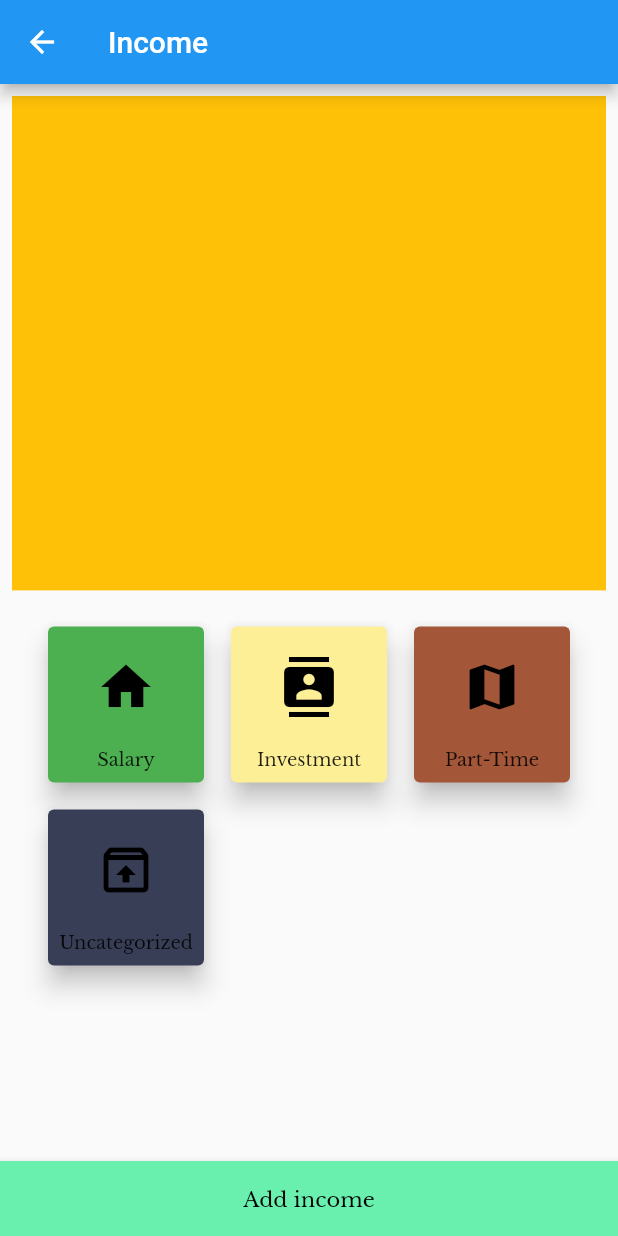
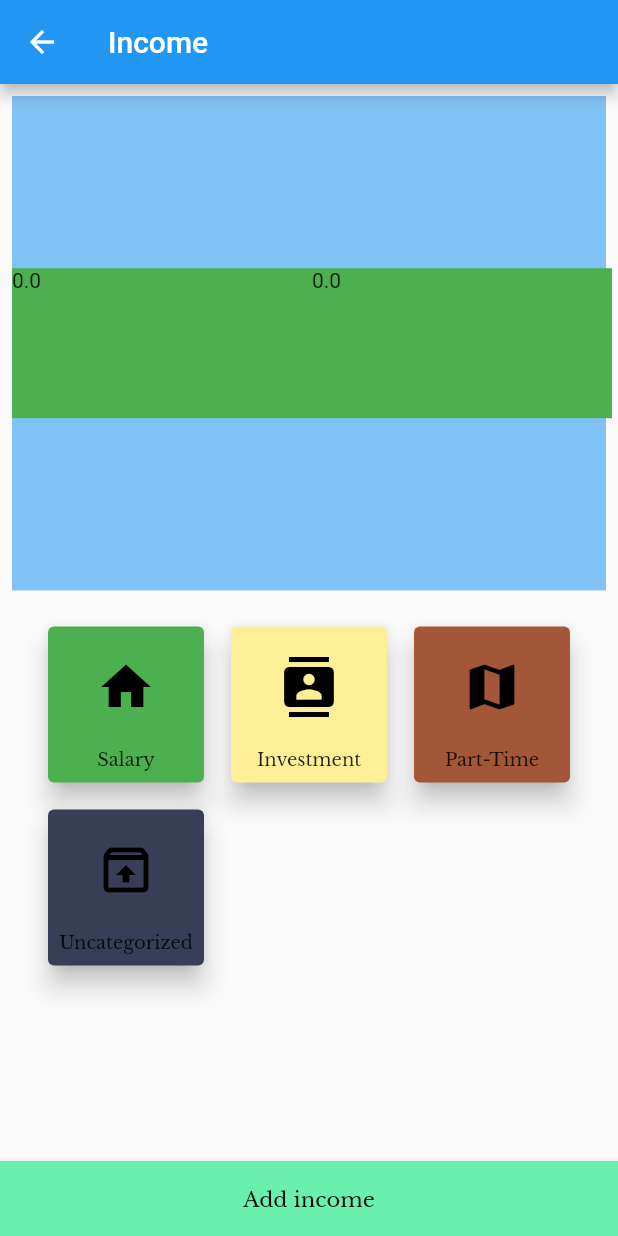
Before and after one commit to louisfbarry/personal_finance, a Flutter app: the Mainpage screen opened by its route, after a tap on "Income >", on a phone screen of 412 x 824 dp. Run offline on Flutter 3.47's test engine with Material 2 defaults, Android fonts, the phone set to English and light mode, and no system bars; our stand-ins replace cloud_firestore, firebase_auth, firebase_core, form_field_validator, pie_chart, shared_preferences; accounts and stored records are empty.

Commit message:
firebase connect

```diff
--- /dev/null
+++ b/lib/api/firebaseservice.dart
@@ -0,0 +1,52 @@
+import 'package:firebase_auth/firebase_auth.dart';
+import 'package:firebase_core/firebase_core.dart';
+import 'package:firebase_auth/firebase_auth.dart';
+import 'package:flutter/material.dart';
+import 'package:cloud_firestore/cloud_firestore.dart';
+
+var firestore = FirebaseFirestore.instance;
+final currentuser = FirebaseAuth.instance.currentUser;
+CollectionReference user = firestore.collection('${currentuser!.email}');
+
+
+class API {
+  Future addCollection() async {
+    user.doc('Income').set({'Created At': DateTime.now()});
+    user.doc('Outcome').set({'Created At': DateTime.now()});
+    user.doc('Saving').set({'Created At': DateTime.now()});
+    // addsubCollection(result.id, 'Income');
+    // addsubCollection(result.id, 'Outcome');
+    // return result.id;
+  }
+
+  incomeadding(String category, double amount) {
+    user.doc('Income').collection(category).add({
+      'category': category,
+      'amount': amount,
+      ' created At': DateTime.now()
+    });
+  }
+}
+
+class Choice {
+  const Choice({required this.title, required this.icon, required this.color});
+  final String title;
+  final IconData icon;
+  final Color color;
+}
+
+List<Choice> choices = <Choice>[
+  const Choice(title: 'Salary', icon: Icons.home, color: Colors.green),
+  const Choice(
+      title: 'Investment',
+      icon: Icons.contacts,
+      color: Color.fromARGB(255, 253, 239, 150)),
+  const Choice(
+      title: 'Part-Time',
+      icon: Icons.map,
+      color: Color.fromARGB(255, 163, 86, 56)),
+  const Choice(
+      title: 'Uncategorized',
+      icon: Icons.unarchive_outlined,
+      color: Color.fromARGB(255, 56, 62, 86)),
+];
--- /dev/null
+++ b/lib/api/math.dart
@@ -0,0 +1,46 @@
+import 'package:cloud_firestore/cloud_firestore.dart';
+import 'package:flutter/cupertino.dart';
+import 'package:flutter/foundation.dart';
+import 'package:flutter/material.dart';
+
+import '../api./firebaseservice.dart';
+
+CollectionReference user = firestore.collection('${currentuser!.email}');
+
+double total = 0;
+List value = [];
+
+categoValue(Stream<QuerySnapshot> _usersStream, String name) {
+  return Container(
+    color: Colors.green,
+    height: 100,
+    width: 200,
+    child: StreamBuilder<QuerySnapshot>(
+      stream: _usersStream,
+      builder:
+          (BuildContext context, AsyncSnapshot<QuerySnapshot> snapshot) {
+        total = 0;
+        value = [];
+        if (snapshot.hasError) {
+          return const Text('Something went wrong');
+        }
+
+        if (snapshot.connectionState == ConnectionState.waiting) {
+          return const Text("Loading");
+        }
+
+        if (snapshot.hasData) {
+          snapshot.data!.docs.map((DocumentSnapshot document) {
+            Map<String, dynamic> data =
+                document.data()! as Map<String, dynamic>;
+            total += data['amount'];
+            value.add(data['amount']);
+            print(total);
+          }).toList();
+        }
+        print(value);
+        return Text('$total');
+      },
+    ),
+  );
+}
--- a/lib/main.dart
+++ b/lib/main.dart
@@ -43,7 +43,7 @@ class MyApp extends StatelessWidget {
         ),
       ),
       debugShowCheckedModeBanner: false,
-      initialRoute: '/main',
+      initialRoute: '/login',
       routes: {
         '/': (context) => const FrontScreen(),
         '/login': (context) => const MyLogInPage(),
@@ -51,7 +51,6 @@ class MyApp extends StatelessWidget {
         '/reset': (context) => const ResetPassword(),
         '/main': (context) => const Mainpage(),
         '/changepassword': (context) => const ChangePw(),
-        '/income': (context) => const IncomePage(),
         '/savingadding': (context) => const AddSaving()
       },
     );
--- a/lib/screens/Income.dart
+++ b/lib/screens/Income.dart
@@ -1,15 +1,42 @@
+import 'package:cloud_firestore/cloud_firestore.dart';
+import 'package:finance/api/math.dart';
+import 'package:finance/screens/incomeDetail.dart';
 import 'package:flutter/material.dart';
 import 'package:flutter/src/foundation/key.dart';
 import 'package:flutter/src/widgets/framework.dart';
 
+import '../api/firebaseservice.dart';
+
 class IncomePage extends StatefulWidget {
-  const IncomePage({Key? key}) : super(key: key);
+  const IncomePage({
+    Key? key,
+  }) : super(key: key);
 
   @override
   State<IncomePage> createState() => _IncomePageState();
 }
 
 class _IncomePageState extends State<IncomePage> {
+  CollectionReference user = firestore.collection('${currentuser!.email}');
+  final Stream<QuerySnapshot> _investStream = firestore
+      .collection('${currentuser!.email}')
+      .doc('Income')
+      .collection('Investment')
+      .snapshots();
+  final Stream<QuerySnapshot> _salaryStream = firestore
+      .collection('${currentuser!.email}')
+      .doc('Income')
+      .collection('Salary')
+      .snapshots();
+
+  double total = 0;
+
+  @override
+  void initState() {
+    // TODO: implement initState
+    super.initState();
+  }
+
   @override
   Widget build(BuildContext context) {
     return Scaffold(
@@ -17,7 +44,14 @@ class _IncomePageState extends State<IncomePage> {
       bottomNavigationBar: BottomAppBar(
           elevation: 5,
           child: InkWell(
-            onTap: () {},
+            onTap: () async {
+              Navigator.push(
+                context,
+                MaterialPageRoute<void>(
+                  builder: (BuildContext context) => const IncomeAdding(),
+                ),
+              );
+            },
             child: Container(
               color: Colors.greenAccent,
               width: MediaQuery.of(context).size.width,
@@ -39,10 +73,54 @@ class _IncomePageState extends State<IncomePage> {
         child: Column(
           children: [
             Container(
-              color: Colors.amber,
-              width: MediaQuery.of(context).size.width,
-              height: MediaQuery.of(context).size.height * 0.4,
-            ),
+                color: Color.fromARGB(142, 33, 149, 243),
+                width: MediaQuery.of(context).size.width,
+                height: MediaQuery.of(context).size.height * 0.4,
+                child: Column(
+                  children: [
+                    Expanded(
+                      child: Row(
+                        children: [
+                          categoValue(_investStream, 'Investment'),
+                          Container(
+                            color: Colors.green,
+                            height: 100,
+                            width: 200,
+                            child: StreamBuilder<QuerySnapshot>(
+                              stream: _salaryStream,
+                              builder: (BuildContext context,
+                                  AsyncSnapshot<QuerySnapshot> snapshot) {
+                                total = 0;
+                                value = [];
+                                if (snapshot.hasError) {
+                                  return const Text('Something went wrong');
+                                }
+
+                                if (snapshot.connectionState ==
+                                    ConnectionState.waiting) {
+                                  return const Text("Loading");
+                                }
+
+                                if (snapshot.hasData) {
+                                  snapshot.data!.docs
+                                      .map((DocumentSnapshot document) {
+                                    Map<String, dynamic> data = document.data()!
+                                        as Map<String, dynamic>;
+                                    total += data['amount'];
+                                    value.add(data['amount']);
+                                    print(total);
+                                  }).toList();
+                                }
+                                print(value);
+                                return Text('$total');
+                              },
+                            ),
+                          ),
+                        ],
+                      ),
+                    ),
+                  ],
+                )),
             SizedBox(
               width: MediaQuery.of(context).size.width,
               height: MediaQuery.of(context).size.height * 0.5,
@@ -65,29 +143,6 @@ class _IncomePageState extends State<IncomePage> {
     );
   }
 }
-
-class Choice {
-  const Choice({required this.title, required this.icon, required this.color});
-  final String title;
-  final IconData icon;
-  final Color color;
-}
-
-List<Choice> choices = <Choice>[
-  const Choice(title: 'Salary', icon: Icons.home, color: Colors.green),
-  const Choice(
-      title: 'Investment',
-      icon: Icons.contacts,
-      color: Color.fromARGB(255, 253, 239, 150)),
-  const Choice(
-      title: 'Part-Time',
-      icon: Icons.map,
-      color: Color.fromARGB(255, 163, 86, 56)),
-  const Choice(
-      title: 'Uncategorized',
-      icon: Icons.unarchive_outlined,
-      color: Color.fromARGB(255, 56, 62, 86)),
-];
 
 class SelectCard extends StatelessWidget {
   const SelectCard({Key? key, required this.choice}) : super(key: key);
--- a/lib/screens/dashboard.dart
+++ b/lib/screens/dashboard.dart
@@ -1,5 +1,8 @@
+import 'package:finance/screens/Income.dart';
 import 'package:flutter/material.dart';
 import 'package:pie_chart/pie_chart.dart';
+
+import '../api/firebaseservice.dart';
 
 class Dashboard extends StatefulWidget {
   const Dashboard({Key? key}) : super(key: key);
@@ -13,6 +16,17 @@ class _DashboardState extends State<Dashboard> {
     "Outcome": 10000,
     "Saving": 20000,
   };
+
+
+
+
+  @override
+  void initState() {
+    API().addCollection();
+    // TODO: implement initState
+    super.initState();
+  }
+
   @override
   Widget build(BuildContext context) {
     return Scaffold(
@@ -169,7 +183,13 @@ class _DashboardState extends State<Dashboard> {
                 // ),
                 GestureDetector(
                   onTap: () {
-                    Navigator.pushNamed(context, '/income');
+                    Navigator.push(
+                      context,
+                      MaterialPageRoute<void>(
+                        builder: (BuildContext context) => IncomePage(
+                        ),
+                      ),
+                    );
                   },
                   child: Padding(
                     padding: const EdgeInsets.symmetric(
--- a/lib/screens/home.dart
+++ b/lib/screens/home.dart
@@ -1,3 +1,4 @@
+import 'package:finance/api/firebaseservice.dart';
 import 'package:finance/screens/budget.dart';
 import 'package:finance/screens/dashboard.dart';
 import 'package:finance/screens/saving.dart';
@@ -42,10 +43,11 @@ class _MainpageState extends State<Mainpage> {
   @override
   Widget build(BuildContext context) {
     return Scaffold(
-      body: IndexedStack(
-        index: currentIndex,
-        children: screens,
-      ),
+      // body: IndexedStack(
+      //   index: currentIndex,
+      //   children: screens,
+      // ),
+      body: screens[currentIndex],
 
       // BAR 1
       bottomNavigationBar: NavigationBarTheme(
--- a/pubspec.yaml
+++ b/pubspec.yaml
@@ -39,6 +39,7 @@ dependencies:
   shared_preferences: ^2.0.15
   form_field_validator: ^1.1.0
   pie_chart: ^5.3.2
+  cloud_firestore: ^3.4.6
 
 dev_dependencies:
   flutter_test:
```
Also changed, not shown: lib/screens/incomeDetail.dart (added, +84 -0 lines), pubspec.lock, 1 other file.
